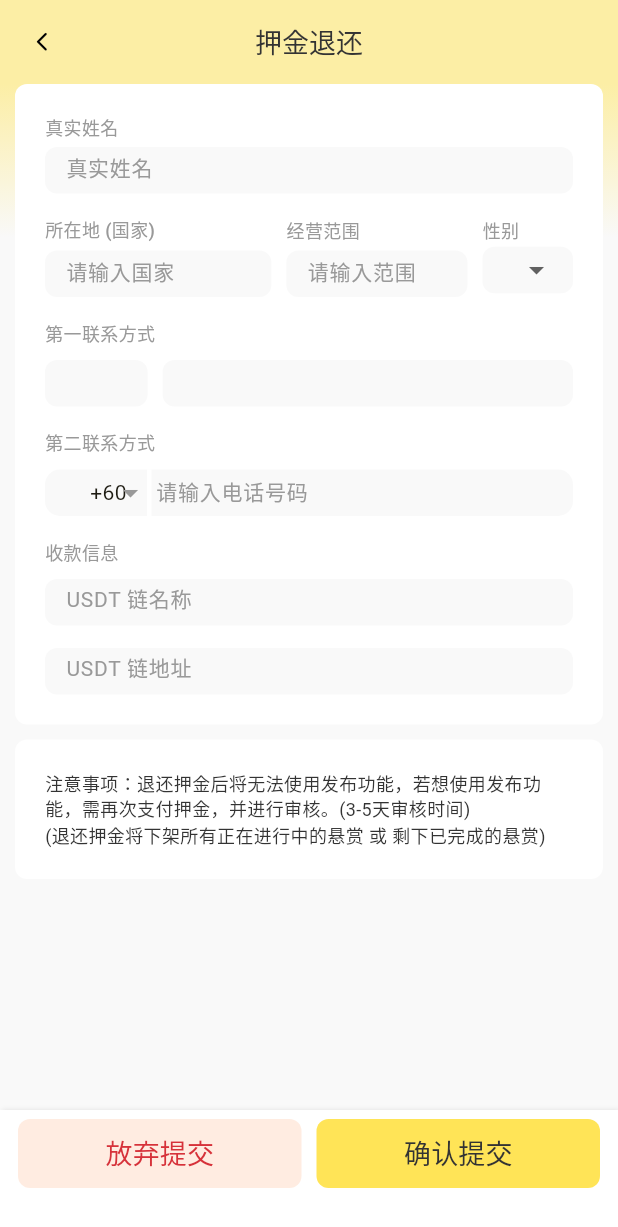
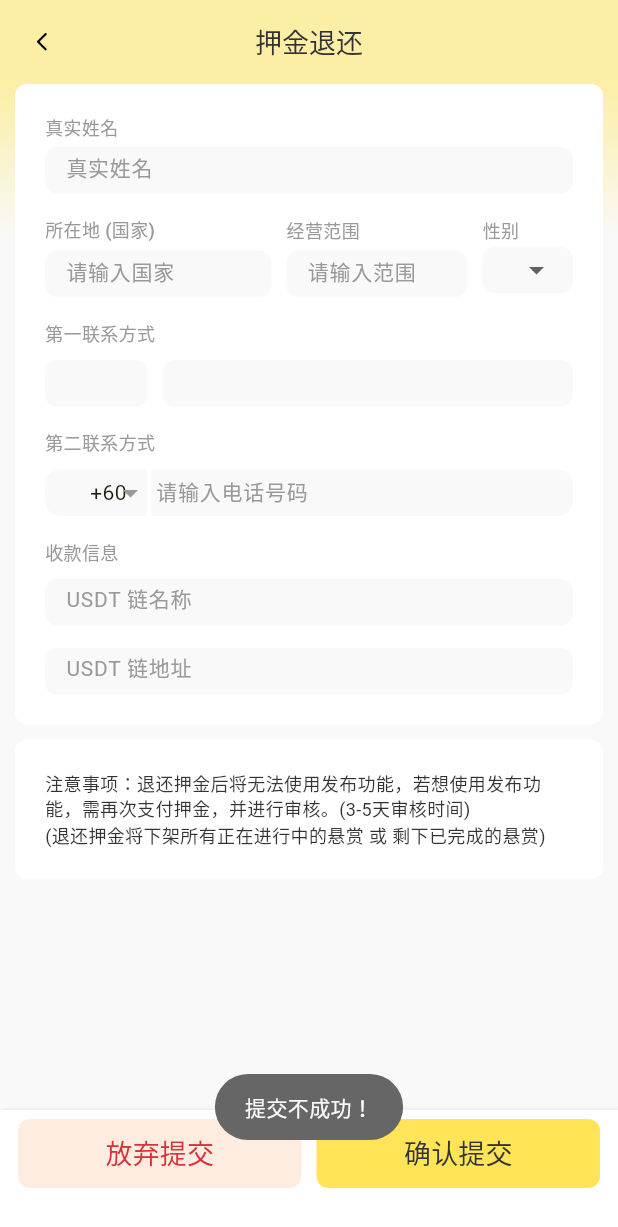
Before and after one commit to Esthert0109/part_time_app3, a Flutter app: the DepositReturnPage screen opened directly, after a tap on "确认提交", on a phone screen of 412 x 824 dp. Shown: the top 1227 px of the screen. Run offline on Flutter 3.47's test engine with Material 3 defaults, Android fonts, the phone set to English and light mode, and no system bars; drawn by our look-alikes of intl_phone_number_input; our stand-ins replace awesome_notifications, badges, flutter_carousel_widget, flutter_svg, fluttertoast, get and 10 more; missing offline and left inert: dart:ffi, tencent_cloud_chat_sdk, tencent_cloud_chat_uikit, tencent_super_tooltip; accounts and stored records are empty; network calls fail.

Commit message:
update on return deposit and payment Services.

```diff
--- a/part_time_app/lib/Pages/UserProfile/depositReturnPage.dart
+++ b/part_time_app/lib/Pages/UserProfile/depositReturnPage.dart
@@ -174,6 +174,16 @@ class _DepositReturnPageState extends State<DepositReturnPage> {
                               });
                             } else {
                               print("Submitted FAILED");
+                              setState(() {
+                                isLoading = false;
+                                Fluttertoast.showToast(
+                                  msg: "提交不成功！",
+                                  toastLength: Toast.LENGTH_LONG,
+                                  gravity: ToastGravity.BOTTOM,
+                                  backgroundColor: kMainGreyColor,
+                                  textColor: kThirdGreyColor,
+                                );
+                              });
                             }
 
                             setState(() {
@@ -184,6 +194,7 @@ class _DepositReturnPageState extends State<DepositReturnPage> {
                         });
                       } catch (e) {
                         print("Error: $e");
+
                         // Handle error
                         if (mounted) {
                           setState(() {
--- a/part_time_app/lib/Services/payment/paymentServices.dart
+++ b/part_time_app/lib/Services/payment/paymentServices.dart
@@ -152,11 +152,13 @@ class PaymentServices {
     try {
       final response = await postRequest(url, headers, body);
       if (response.statusCode == 200) {
+        if (response.statusCode == 0) {
+          return true;
+        } else {
+          // Handle other status codes if needed
+          return false;
+        }
         // Check the response status code or any other condition based on your API
-        return true;
-      } else {
-        // Handle other status codes if needed
-        return false;
       }
     } catch (e) {
       return false;
```
